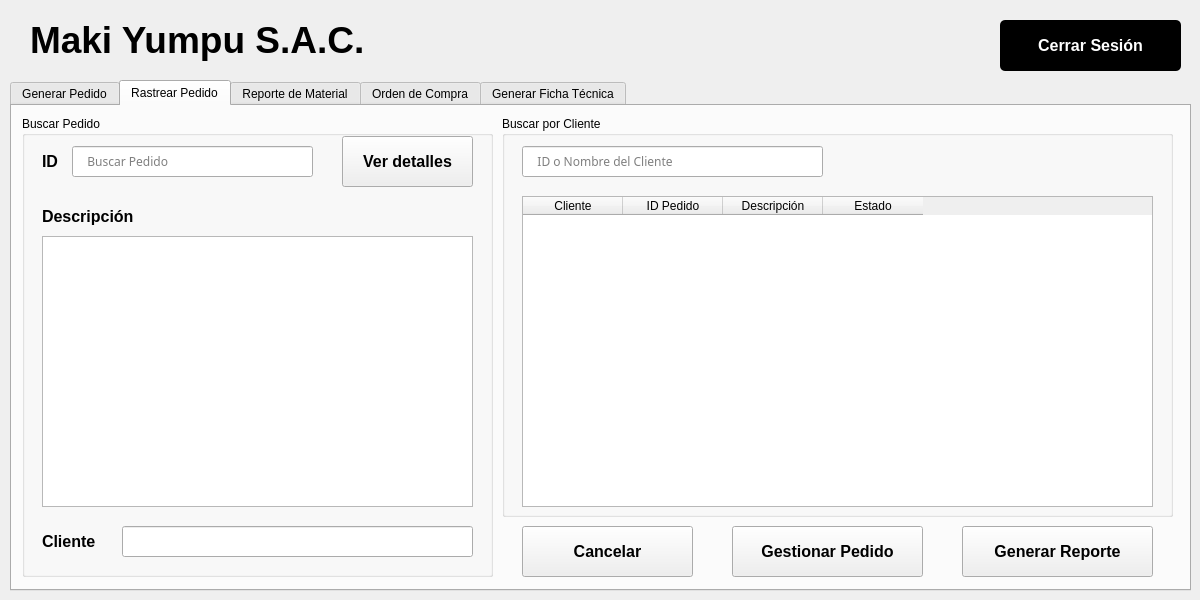
Bubbl33s/maki-yumpu-irs, file ui/main_window.ui: the form before one commit.
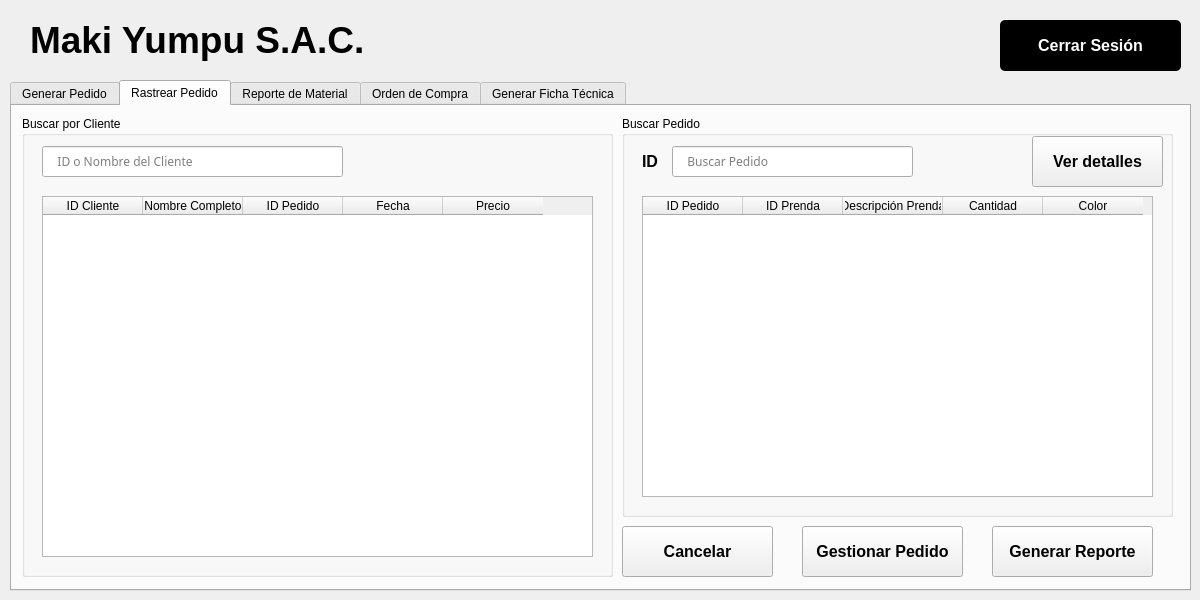
The form after the commit. The open tabs and pages were chosen to show the change.

```diff
--- a/ui/main_window.ui
+++ b/ui/main_window.ui
@@ -625,10 +625,10 @@
      <widget class="QGroupBox" name="gb_rp_pedido">
       <property name="geometry">
        <rect>
-        <x>10</x>
+        <x>610</x>
         <y>10</y>
-        <width>471</width>
-        <height>461</height>
+        <width>551</width>
+        <height>401</height>
        </rect>
       </property>
       <property name="title">
@@ -637,7 +637,7 @@
       <widget class="QPushButton" name="btn_detalles_rp">
        <property name="geometry">
         <rect>
-         <x>320</x>
+         <x>410</x>
          <y>20</y>
          <width>131</width>
          <height>51</height>
@@ -655,35 +655,6 @@
         <string>Ver detalles</string>
        </property>
       </widget>
-      <widget class="QLabel" name="label_13">
-       <property name="geometry">
-        <rect>
-         <x>20</x>
-         <y>90</y>
-         <width>181</width>
-         <height>21</height>
-        </rect>
-       </property>
-       <property name="font">
-        <font>
-         <family>Microsoft YaHei UI</family>
-         <pointsize>10</pointsize>
-        </font>
-       </property>
-       <property name="text">
-        <string>&lt;html&gt;&lt;head/&gt;&lt;body&gt;&lt;p&gt;&lt;span style=&quot; font-size:12pt; font-weight:600;&quot;&gt;Descripción&lt;/span&gt;&lt;/p&gt;&lt;/body&gt;&lt;/html&gt;</string>
-       </property>
-      </widget>
-      <widget class="QTextEdit" name="txt_descripcion_rp">
-       <property name="geometry">
-        <rect>
-         <x>20</x>
-         <y>120</y>
-         <width>431</width>
-         <height>271</height>
-        </rect>
-       </property>
-      </widget>
       <widget class="QLabel" name="label_14">
        <property name="geometry">
         <rect>
@@ -724,54 +695,49 @@
         <string>    Buscar Pedido</string>
        </property>
       </widget>
-      <widget class="QLabel" name="label_15">
+      <widget class="QTableWidget" name="tbl_detalle_pedido_rp">
        <property name="geometry">
         <rect>
          <x>20</x>
-         <y>410</y>
-         <width>71</width>
-         <height>31</height>
+         <y>80</y>
+         <width>511</width>
+         <height>301</height>
         </rect>
        </property>
-       <property name="font">
-        <font>
-         <family>Microsoft YaHei UI</family>
-         <pointsize>14</pointsize>
-        </font>
-       </property>
-       <property name="text">
-        <string>&lt;html&gt;&lt;head/&gt;&lt;body&gt;&lt;p&gt;&lt;span style=&quot; font-size:12pt; font-weight:600;&quot;&gt;Cliente&lt;/span&gt;&lt;/p&gt;&lt;/body&gt;&lt;/html&gt;</string>
-       </property>
-      </widget>
-      <widget class="QLineEdit" name="txt_cliente_rp">
-       <property name="geometry">
-        <rect>
-         <x>100</x>
-         <y>410</y>
-         <width>351</width>
-         <height>31</height>
-        </rect>
-       </property>
-       <property name="font">
-        <font>
-         <family>century-ghotic</family>
-        </font>
-       </property>
-       <property name="text">
-        <string/>
-       </property>
-       <property name="placeholderText">
-        <string/>
-       </property>
+       <column>
+        <property name="text">
+         <string>ID Pedido</string>
+        </property>
+       </column>
+       <column>
+        <property name="text">
+         <string>ID Prenda</string>
+        </property>
+       </column>
+       <column>
+        <property name="text">
+         <string>Descripción Prenda</string>
+        </property>
+       </column>
+       <column>
+        <property name="text">
+         <string>Cantidad</string>
+        </property>
+       </column>
+       <column>
+        <property name="text">
+         <string>Color</string>
+        </property>
+       </column>
       </widget>
      </widget>
      <widget class="QGroupBox" name="gb_rp_cliente">
       <property name="geometry">
        <rect>
-        <x>490</x>
+        <x>10</x>
         <y>10</y>
-        <width>671</width>
-        <height>401</height>
+        <width>591</width>
+        <height>461</height>
        </rect>
       </property>
       <property name="title">
@@ -803,13 +769,18 @@
         <rect>
          <x>20</x>
          <y>80</y>
-         <width>631</width>
-         <height>311</height>
+         <width>551</width>
+         <height>361</height>
         </rect>
        </property>
        <column>
         <property name="text">
-         <string>Cliente</string>
+         <string>ID Cliente</string>
+        </property>
+       </column>
+       <column>
+        <property name="text">
+         <string>Nombre Completo</string>
         </property>
        </column>
        <column>
@@ -819,12 +790,12 @@
        </column>
        <column>
         <property name="text">
-         <string>Descripción</string>
+         <string>Fecha</string>
         </property>
        </column>
        <column>
         <property name="text">
-         <string>Estado</string>
+         <string>Precio</string>
         </property>
        </column>
       </widget>
@@ -832,9 +803,9 @@
      <widget class="QPushButton" name="btn_gestionar_rp">
       <property name="geometry">
        <rect>
-        <x>720</x>
+        <x>790</x>
         <y>420</y>
-        <width>191</width>
+        <width>161</width>
         <height>51</height>
        </rect>
       </property>
@@ -853,9 +824,9 @@
      <widget class="QPushButton" name="btn_generar_rp">
       <property name="geometry">
        <rect>
-        <x>950</x>
+        <x>980</x>
         <y>420</y>
-        <width>191</width>
+        <width>161</width>
         <height>51</height>
        </rect>
       </property>
@@ -874,9 +845,9 @@
      <widget class="QPushButton" name="btn_cancelar_rp">
       <property name="geometry">
        <rect>
-        <x>510</x>
+        <x>610</x>
         <y>420</y>
-        <width>171</width>
+        <width>151</width>
         <height>51</height>
        </rect>
       </property>
```
Left out of the diff: 4 changed lines with no effect on the pictures.
